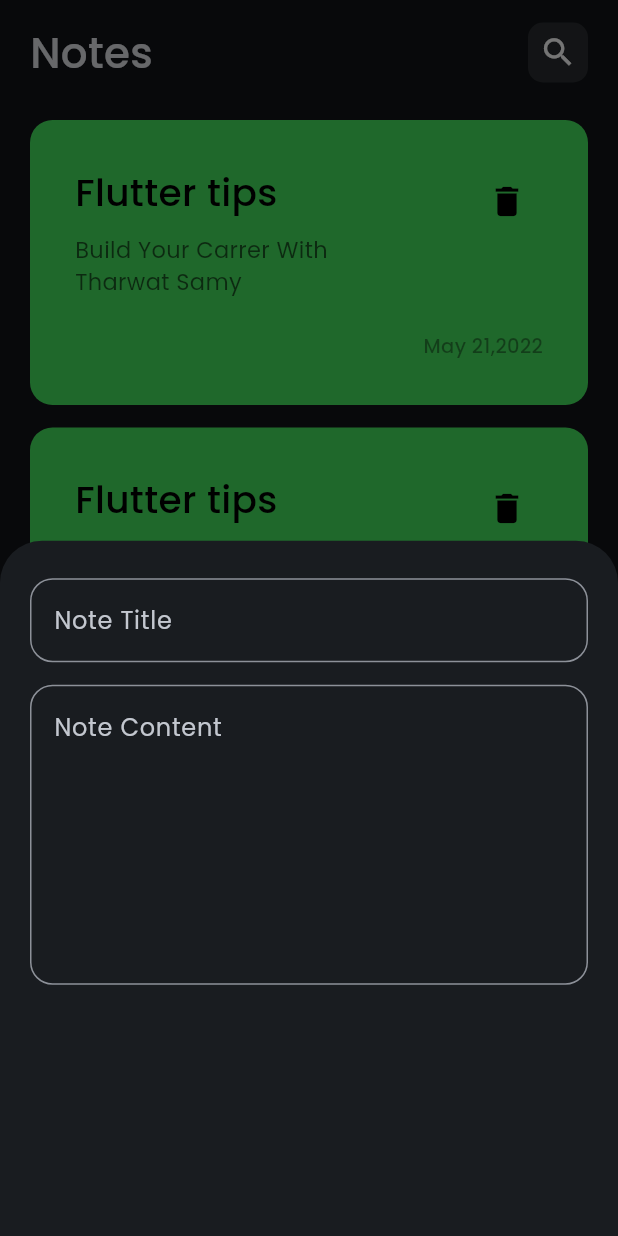
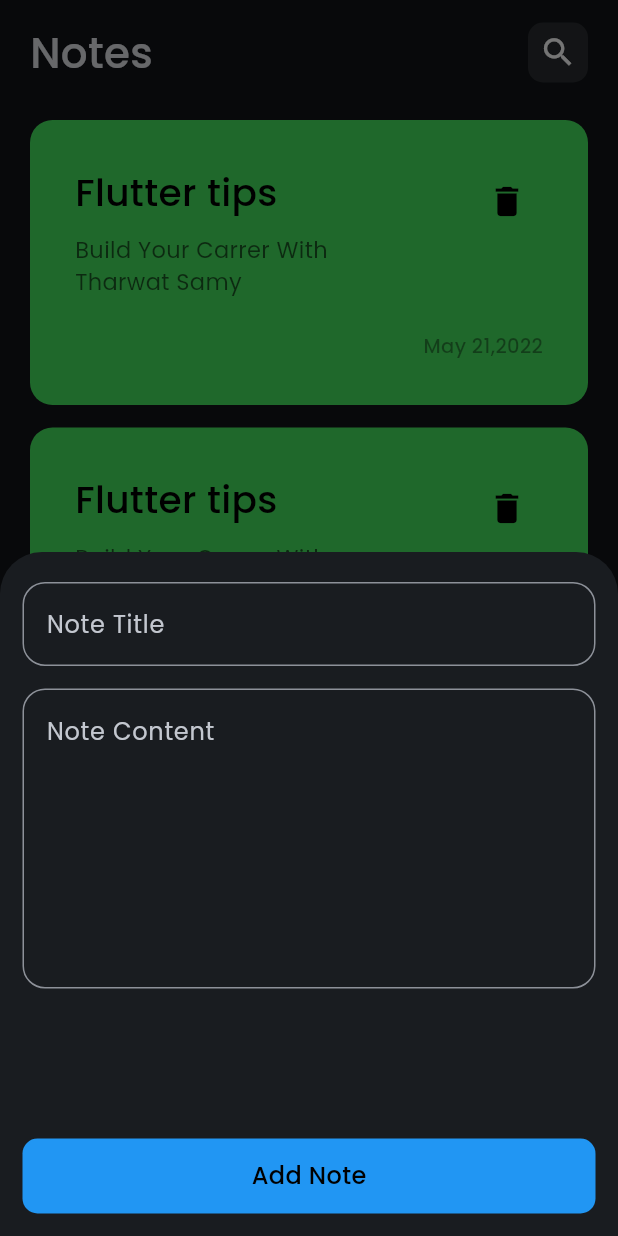
Before and after one commit to abdulrahmanhaney/Notes_App, a Flutter app: the screen it shows after launch, after a tap on the "add" icon, on a phone screen of 412 x 824 dp. Run offline on Flutter 3.47's test engine with Material 2 defaults, Android fonts, the phone set to English and light mode, and no system bars.

Commit message:
Edit Note View App

```diff
--- a/lib/main.dart
+++ b/lib/main.dart
@@ -1,5 +1,6 @@
 import 'package:flutter/material.dart';
 import 'package:notes_app/constants.dart';
+import 'package:notes_app/views/edit_note_view.dart';
 import 'package:notes_app/views/notes_view.dart';
 
 void main() {
@@ -13,15 +14,20 @@ class NotesApp extends StatelessWidget {
   Widget build(BuildContext context) {
     return MaterialApp(
         debugShowCheckedModeBanner: false,
+        routes: {
+          NotesView.id: (context) {
+            return const NotesView();
+          },
+          EditNoteView.id: (context) {
+            return const EditNoteView();
+          }
+        },
         theme: ThemeData(
           fontFamily: 'Poppins',
           brightness: Brightness.dark,
           useMaterial3: true,
           colorSchemeSeed: kPrimaryColor,
         ),
-      home: const SafeArea(
-        child: NotesView(),
-      ),
-    );
+        initialRoute: NotesView.id);
   }
 }
--- /dev/null
+++ b/lib/views/edit_note_view.dart
@@ -0,0 +1,17 @@
+import 'package:flutter/material.dart';
+import 'package:notes_app/views/widgets/edit_note_view_body.dart';
+
+class EditNoteView extends StatelessWidget {
+  const EditNoteView({super.key});
+
+  static String id = 'EditNoteView';
+
+  @override
+  Widget build(BuildContext context) {
+    return const SafeArea(
+      child: Scaffold(
+        body: EditNoteViewBody(),
+      ),
+    );
+  }
+}
--- a/lib/views/notes_view.dart
+++ b/lib/views/notes_view.dart
@@ -8,7 +8,8 @@ class NotesView extends StatelessWidget {
   static String id = 'NotesView';
   @override
   Widget build(BuildContext context) {
-    return Scaffold(
+    return SafeArea(
+      child: Scaffold(
         body: const NotesViewBody(),
         floatingActionButton: FloatingActionButton(
           onPressed: () {
@@ -25,6 +26,7 @@ class NotesView extends StatelessWidget {
             color: Colors.black,
           ),
         ),
+      ),
     );
   }
 }
--- a/lib/views/widgets/custom_app_bar.dart
+++ b/lib/views/widgets/custom_app_bar.dart
@@ -3,22 +3,25 @@ import 'package:flutter/material.dart';
 import 'custom_search_icon.dart';
 
 class CustomAppBar extends StatelessWidget {
-  const CustomAppBar({super.key});
+  const CustomAppBar({super.key, required this.icon, required this.title});
+
+  final IconData icon;
+  final String title;
 
   @override
   Widget build(BuildContext context) {
-    return const Row(
+    return Row(
       mainAxisAlignment: MainAxisAlignment.spaceBetween,
       crossAxisAlignment: CrossAxisAlignment.center,
       children: [
         Text(
-          "Notes",
-          style: TextStyle(
+          title,
+          style: const TextStyle(
             fontSize: 28,
             fontWeight: FontWeight.w500,
           ),
         ),
-        CustomSearchIcon(),
+        CustomSearchIcon(icon: icon),
       ],
     );
   }
--- /dev/null
+++ b/lib/views/widgets/custom_button.dart
@@ -0,0 +1,29 @@
+import 'package:flutter/material.dart';
+
+import '../../constants.dart';
+
+
+class CustomButton extends StatelessWidget {
+  const CustomButton({super.key});
+
+  @override
+  Widget build(BuildContext context) {
+    return Container(
+      width: MediaQuery.of(context).size.width,
+      height: 50,
+      alignment: Alignment.center,
+      decoration: BoxDecoration(
+        borderRadius: BorderRadius.circular(10),
+        color: kPrimaryColor,
+      ),
+      child: const Text(
+        'Add Note',
+        style: TextStyle(
+          color: Colors.black,
+          fontWeight: FontWeight.w500,
+          fontSize: 16,
+        ),
+      ),
+    );
+  }
+}
--- a/lib/views/widgets/custom_note_button_cheet.dart
+++ b/lib/views/widgets/custom_note_button_cheet.dart
@@ -1,35 +1,38 @@
 import 'package:flutter/material.dart';
+
+import 'custom_button.dart';
+import 'custom_text_field.dart';
 
 class CustomNotesButtonCheet extends StatelessWidget {
   const CustomNotesButtonCheet({super.key});
 
   @override
   Widget build(BuildContext context) {
-    return Container(
-      height: 500,
-      padding: const EdgeInsets.all(20),
+    return SingleChildScrollView(
+      child: Padding(
+        padding: const EdgeInsets.all(15),
         child: Column(
           children: [
             const SizedBox(
               height: 5,
             ),
-          TextField(
-            decoration: InputDecoration(
-              border: buildBorder(),
-              hintText: 'Note Title',
-            ),
+            CustomTextField(
+              maxLines: 1,
+              hint: 'Note Title',
             ),
             const SizedBox(
               height: 15,
             ),
-          TextField(
+            CustomTextField(
               maxLines: 7,
-            decoration: InputDecoration(
-              border: buildBorder(),
-              hintText: 'Note Content',
+              hint: 'Note Content',
             ),
+            const SizedBox(
+              height: 100,
             ),
+            const CustomButton()
           ],
+        ),
       ),
     );
   }
--- a/lib/views/widgets/custom_notes_item.dart
+++ b/lib/views/widgets/custom_notes_item.dart
@@ -1,11 +1,16 @@
 import 'package:flutter/material.dart';
+import 'package:notes_app/views/edit_note_view.dart';
 
 class CustomNoteItem extends StatelessWidget {
   const CustomNoteItem({super.key});
 
   @override
   Widget build(BuildContext context) {
-    return Container(
+    return GestureDetector(
+      onTap: () {
+        Navigator.pushNamed(context, EditNoteView.id);
+      },
+      child: Container(
         margin: const EdgeInsets.only(bottom: 15),
         padding: const EdgeInsets.all(30),
         decoration: const BoxDecoration(
@@ -68,6 +73,7 @@ class CustomNoteItem extends StatelessWidget {
             )
           ],
         ),
+      ),
     );
   }
 }
--- a/lib/views/widgets/custom_search_icon.dart
+++ b/lib/views/widgets/custom_search_icon.dart
@@ -1,7 +1,9 @@
 import 'package:flutter/material.dart';
 
 class CustomSearchIcon extends StatelessWidget {
-  const CustomSearchIcon({super.key});
+  const CustomSearchIcon({super.key, required this.icon});
+
+  final IconData icon;
 
   @override
   Widget build(BuildContext context) {
@@ -12,8 +14,8 @@ class CustomSearchIcon extends StatelessWidget {
         color: Colors.white.withOpacity(0.1),
         borderRadius: const BorderRadius.all(Radius.circular(10)),
       ),
-      child: const Icon(
-        Icons.search,
+      child: Icon(
+        icon,
         size: 25,
       ),
     );
--- /dev/null
+++ b/lib/views/widgets/custom_text_field.dart
@@ -0,0 +1,29 @@
+import 'package:flutter/material.dart';
+import 'package:notes_app/constants.dart';
+
+class CustomTextField extends StatelessWidget {
+  const CustomTextField({
+    super.key,
+    required this.hint,
+    required this.maxLines,
+  });
+
+  final String hint;
+  final int maxLines;
+
+  @override
+  Widget build(BuildContext context) {
+    return TextField(
+      maxLines: maxLines,
+      style: const TextStyle(color: kPrimaryColor),
+      decoration: InputDecoration(
+        border: const OutlineInputBorder(
+          borderRadius: BorderRadius.all(
+            Radius.circular(15),
+          ),
+        ),
+        hintText: hint,
+      ),
+    );
+  }
+}
--- /dev/null
+++ b/lib/views/widgets/edit_note_view_body.dart
@@ -0,0 +1,30 @@
+import 'package:flutter/material.dart';
+import 'package:notes_app/views/widgets/custom_app_bar.dart';
+import 'package:notes_app/views/widgets/custom_text_field.dart';
+
+class EditNoteViewBody extends StatelessWidget {
+  const EditNoteViewBody({super.key});
+
+  @override
+  Widget build(BuildContext context) {
+    return const Padding(
+      padding: EdgeInsets.only(top: 15, right: 20, left: 20),
+      child: Column(
+        children: [
+          CustomAppBar(
+            icon: Icons.check,
+            title: 'Edit Note',
+          ),
+          SizedBox(
+            height: 20,
+          ),
+          CustomTextField(hint: 'Note Title', maxLines: 1),
+          SizedBox(
+            height: 15,
+          ),
+          CustomTextField(hint: 'Note content', maxLines: 7),
+        ],
+      ),
+    );
+  }
+}
--- a/lib/views/widgets/notes_view_body.dart
+++ b/lib/views/widgets/notes_view_body.dart
@@ -11,7 +11,10 @@ class NotesViewBody extends StatelessWidget {
       padding: EdgeInsets.only(top: 15, right: 20, left: 20),
       child: Column(
         children: [
-          CustomAppBar(),
+          CustomAppBar(
+            icon: Icons.search,
+            title: 'Notes',
+          ),
           SizedBox(
             height: 15,
           ),
```
Lines whose indentation alone changed are shown as unchanged.
